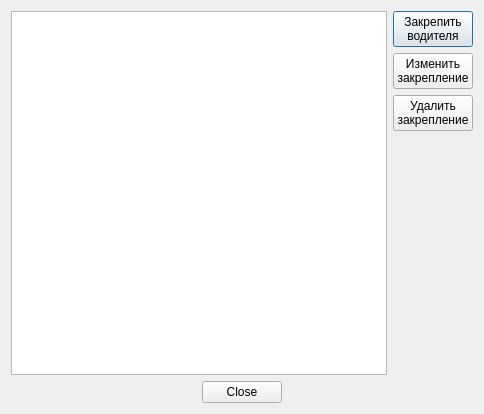
viktor1856/Disptacher, file !Dispatcher/FixedDriverForm.ui: the form before one commit.
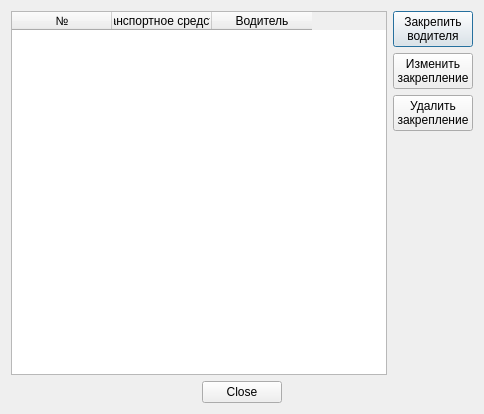
The form after the commit.

Commit message: ->Созданоие добавление новой связки с проверкой на уже существующие привязки -> проверка на совместимость категорий и карточек тахографа -> подкорректирована форма списка привязок

The edit to the form file:
```diff
--- a/!Dispatcher/FixedDriverForm.ui
+++ b/!Dispatcher/FixedDriverForm.ui
@@ -23,7 +23,23 @@
    <item>
     <layout class="QHBoxLayout" name="horizontalLayout">
      <item>
-      <widget class="QTableWidget" name="fixedDriverTable"/>
+      <widget class="QTableWidget" name="fixedDriverTable">
+       <column>
+        <property name="text">
+         <string>№</string>
+        </property>
+       </column>
+       <column>
+        <property name="text">
+         <string>Транспортное средство</string>
+        </property>
+       </column>
+       <column>
+        <property name="text">
+         <string>Водитель</string>
+        </property>
+       </column>
+      </widget>
      </item>
      <item>
       <layout class="QVBoxLayout" name="verticalLayout">
```
Left out of the diff: 19 changed lines with no effect on the pictures. The commit also changes 4 other files.
